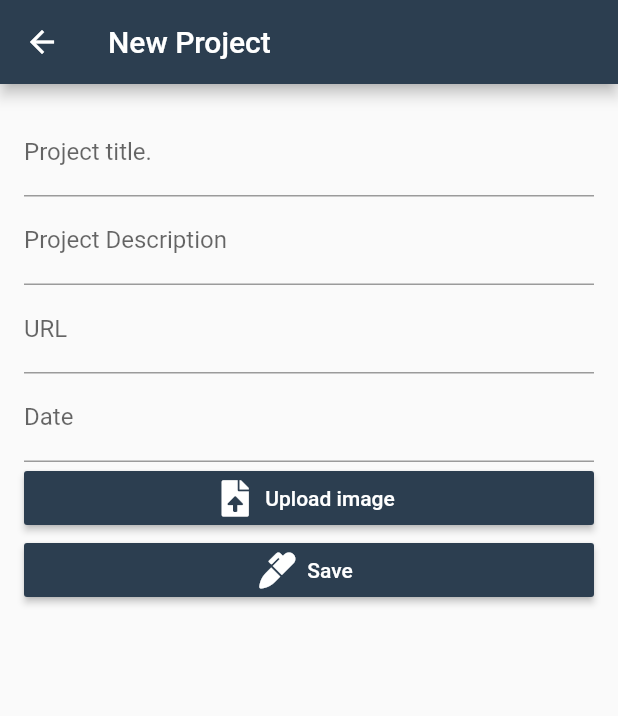
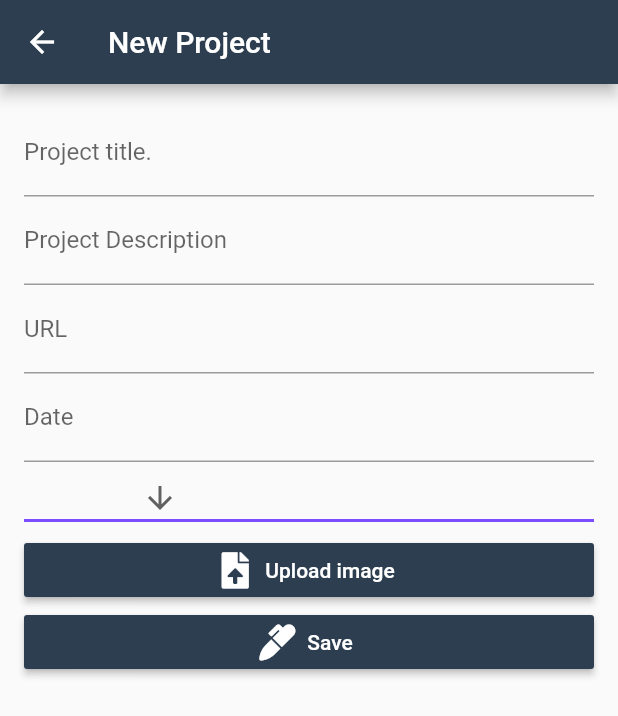
Before and after one commit to FeltesPT/portfolio_flutter_firebase, a Flutter app: the AddProject screen opened directly with empty values, on a phone screen of 412 x 824 dp. Shown: the top 716 px of the screen. Run offline on Flutter 3.47's test engine with Material 2 defaults, Android fonts, the phone set to English and light mode, and no system bars; our stand-ins replace firebase_auth, firebase_storage, flutter_spinkit, font_awesome_flutter, image_picker, modal_progress_hud and 1 more; missing offline and left inert: firebase_auth_web, firebase_core_web; accounts and stored records are empty; network calls fail.

```diff
--- a/client/lib/backoffice/components/add_project_screen.dart
+++ b/client/lib/backoffice/components/add_project_screen.dart
@@ -9,11 +9,12 @@ import 'package:modal_progress_hud/modal_progress_hud.dart';
 
 class AddProject extends StatefulWidget {
   const AddProject(
-      {Key key, @required this.onSave, this.project, this.onDelete})
+      {Key key, @required this.onSave, this.project, this.onDelete, this.lang})
       : super(key: key);
   final Function onSave;
   final Function onDelete;
   final Project project;
+  final String lang;
 
   @override
   _AddProjectState createState() => _AddProjectState();
@@ -25,6 +26,7 @@ class _AddProjectState extends State<AddProject> {
   final TextEditingController _urlController = TextEditingController();
   final TextEditingController _dateController = TextEditingController();
 
+  String _lang;
   File _image;
   bool isLoading;
 
@@ -39,6 +41,7 @@ class _AddProjectState extends State<AddProject> {
       _descriptionController.text = widget.project.description;
       _urlController.text = widget.project.url;
       _dateController.text = widget.project.date;
+      _lang = widget.lang;
     }
   }
 
@@ -79,6 +82,7 @@ class _AddProjectState extends State<AddProject> {
         url: _urlController.text,
         imageURL: url,
         date: _dateController.text,
+        lang: _lang,
       ),
     );
 
@@ -139,6 +143,33 @@ class _AddProjectState extends State<AddProject> {
                     labelText: "Date",
                   ),
                 ),
+                DropdownButton<String>(
+                  value: _lang,
+                  icon: Icon(Icons.arrow_downward),
+                  iconSize: 24,
+                  elevation: 16,
+                  style: TextStyle(color: Colors.deepPurple),
+                  underline: Container(
+                    height: 2,
+                    color: Colors.deepPurpleAccent,
+                  ),
+                  onChanged: (String newValue) {
+                    setState(() {
+                      _lang = newValue;
+                    });
+                  },
+                  items: <String>[
+                    "Objective-C",
+                    'Swift',
+                    'flutter',
+                    'React Native'
+                  ].map<DropdownMenuItem<String>>((String value) {
+                    return DropdownMenuItem<String>(
+                      value: value,
+                      child: Text(value),
+                    );
+                  }).toList(),
+                ),
                 Container(
                   padding: EdgeInsets.all(16),
                   height: _image != null ||
--- a/client/lib/models/project.dart
+++ b/client/lib/models/project.dart
@@ -5,6 +5,7 @@ class Project {
   final String description;
   final String url;
   final String date;
+  final String lang;
 
   Project({
     this.uid,
@@ -13,6 +14,7 @@ class Project {
     this.description,
     this.url,
     this.date,
+    this.lang,
   });
 
   factory Project.fromJson(Map<String, dynamic> json) {
@@ -23,6 +25,7 @@ class Project {
       imageURL: json['imageURL'],
       url: json['url'],
       date: json['date'],
+      lang: json['lang'],
     );
   }
 
@@ -32,6 +35,7 @@ class Project {
       'description': description,
       'url': url,
       'date': date,
+      'lang': lang,
     };
 
     if (imageURL != null) {
--- a/client/lib/screens/sections/portfolio.dart
+++ b/client/lib/screens/sections/portfolio.dart
@@ -39,6 +39,7 @@ class _PortfolioState extends State<Portfolio> {
         description: projInfo.description,
         imageURL: projInfo.imageURL,
         url: projInfo.url,
+        lang: projInfo.lang,
       );
 
       projects.add(proj);
```
Also changed, not shown: client/lib/backoffice/login.dart (+0 -8 lines), client/lib/screens/components/portfolio_card.dart (+24 -11 lines), client/images/flutter.png (added), client/images/objective-c.png (added), client/images/reactnative.png (added), client/images/swift.png (added), 5 other files.
